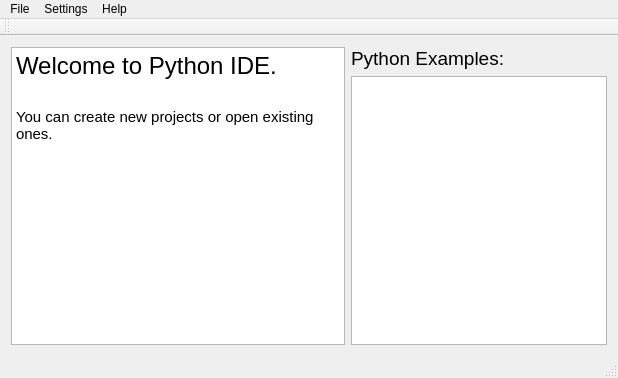
Above: pyidemainwindow.ui from ilbay/PythonIde before the change. Below: the same form after it.
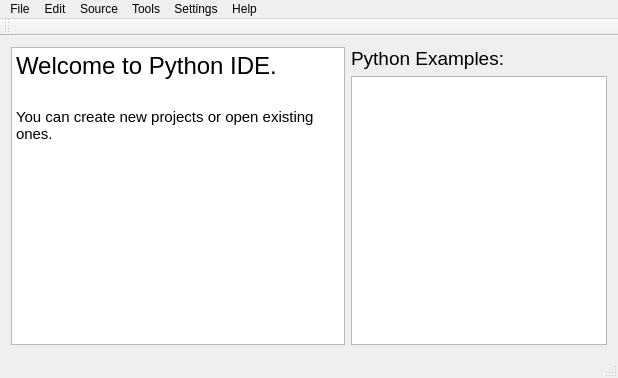
That is the form after the change.

Commit message: Closing confirmation dialog added

Patch:
```diff
--- a/pyidemainwindow.ui
+++ b/pyidemainwindow.ui
@@ -96,7 +96,38 @@
     </property>
     <addaction name="actionPreferences"/>
    </widget>
+   <widget class="QMenu" name="menuEdit">
+    <property name="title">
+     <string>Edit</string>
+    </property>
+    <addaction name="actionUndo"/>
+    <addaction name="actionRedo"/>
+    <addaction name="separator"/>
+    <addaction name="actionCut"/>
+    <addaction name="actionCopy"/>
+    <addaction name="actionPaste"/>
+    <addaction name="actionDelete"/>
+   </widget>
+   <widget class="QMenu" name="menuTool">
+    <property name="title">
+     <string>Tools</string>
+    </property>
+    <addaction name="actionWordCount"/>
+    <addaction name="actionOpen_Interactive_Python"/>
+   </widget>
+   <widget class="QMenu" name="menuSource">
+    <property name="title">
+     <string>Source</string>
+    </property>
+    <addaction name="actionInsert_Code"/>
+    <addaction name="actionToggle_Comment"/>
+    <addaction name="actionShift_Left"/>
+    <addaction name="actionShift_Right"/>
+   </widget>
    <addaction name="menuFile"/>
+   <addaction name="menuEdit"/>
+   <addaction name="menuSource"/>
+   <addaction name="menuTool"/>
    <addaction name="menuSettings"/>
    <addaction name="menuHelp"/>
   </widget>
```
Left out of the diff: 75 changed lines with no effect on the pictures. The commit also changes 3 other files.
